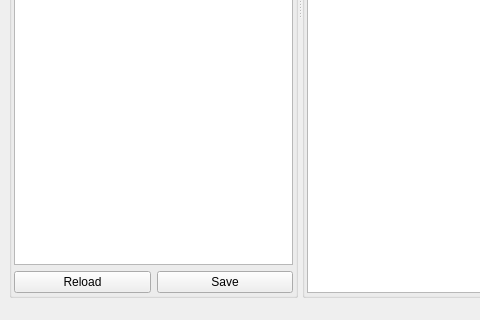
First picture: the form in Pythagora.ui, repository tarmack/Pythagora, before the edit; both pictures show x 0 to 480 and y 363 to 683 of the 599 by 683 pixel window.
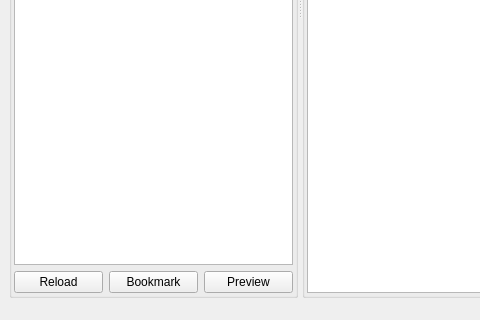
Second picture: the form after the edit. The open tabs and pages were chosen to show the change. Icons and pictures are not drawn. Custom widgets are drawn as their Qt base class.

```diff
--- a/Pythagora.ui
+++ b/Pythagora.ui
@@ -1021,6 +1021,12 @@
               </property>
               <item>
                <widget class="QPushButton" name="reloadGenres">
+                <property name="sizePolicy">
+                 <sizepolicy hsizetype="Expanding" vsizetype="Fixed">
+                  <horstretch>0</horstretch>
+                  <verstretch>0</verstretch>
+                 </sizepolicy>
+                </property>
                 <property name="text">
                  <string>Reload</string>
                 </property>
@@ -1028,8 +1034,35 @@
               </item>
               <item>
                <widget class="QPushButton" name="saveStation">
+                <property name="sizePolicy">
+                 <sizepolicy hsizetype="Expanding" vsizetype="Fixed">
+                  <horstretch>0</horstretch>
+                  <verstretch>0</verstretch>
+                 </sizepolicy>
+                </property>
                 <property name="text">
-                 <string>Save</string>
+                 <string>Bookmark</string>
+                </property>
+                <property name="icon">
+                 <iconset>
+                  <normaloff>icons/document-save-as.png</normaloff>icons/document-save-as.png</iconset>
+                </property>
+               </widget>
+              </item>
+              <item>
+               <widget class="QPushButton" name="previewStation">
+                <property name="sizePolicy">
+                 <sizepolicy hsizetype="Expanding" vsizetype="Fixed">
+                  <horstretch>0</horstretch>
+                  <verstretch>0</verstretch>
+                 </sizepolicy>
+                </property>
+                <property name="text">
+                 <string>Preview</string>
+                </property>
+                <property name="icon">
+                 <iconset>
+                  <normaloff>icons/media-playback-start.png</normaloff>icons/media-playback-start.png</iconset>
                 </property>
                </widget>
               </item>
```
Left out of the diff: 10 changed lines with no effect on the pictures.
